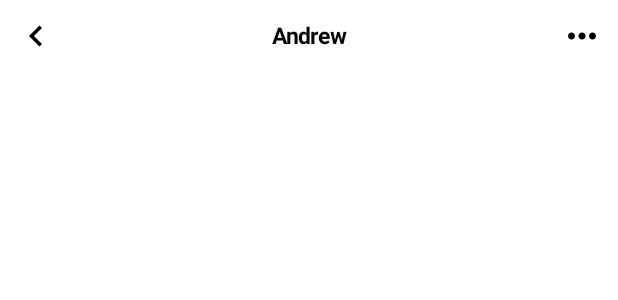
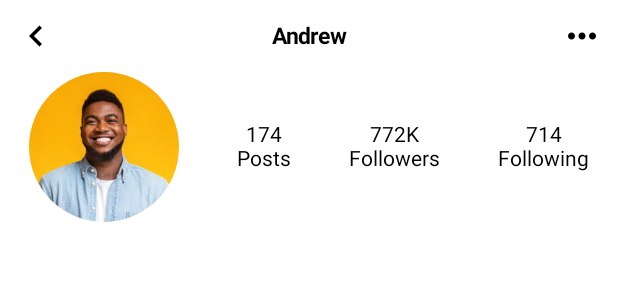
Before and after one commit to Sprajapati123/AI36Kotlin, an Android app built with Jetpack Compose: the @Preview function PreviewProfile, on a phone screen of 412 x 824 dp. Shown: the top 300 px of the screen. Run offline under Robolectric (Android 15) with nearby library versions, the phone set to English and light mode, and no system bars.

Commit message:
profile header desined

```diff
--- a/app/src/main/java/com/example/ai36/ProfileActivity.kt
+++ b/app/src/main/java/com/example/ai36/ProfileActivity.kt
@@ -4,27 +4,38 @@ import android.os.Bundle
 import androidx.activity.ComponentActivity
 import androidx.activity.compose.setContent
 import androidx.activity.enableEdgeToEdge
+import androidx.compose.foundation.Image
 import androidx.compose.foundation.background
 import androidx.compose.foundation.clickable
 import androidx.compose.foundation.layout.Arrangement
+import androidx.compose.foundation.layout.Box
 import androidx.compose.foundation.layout.Column
 import androidx.compose.foundation.layout.PaddingValues
 import androidx.compose.foundation.layout.Row
+import androidx.compose.foundation.layout.Spacer
 import androidx.compose.foundation.layout.fillMaxHeight
 import androidx.compose.foundation.layout.fillMaxSize
 import androidx.compose.foundation.layout.fillMaxWidth
 import androidx.compose.foundation.layout.height
 import androidx.compose.foundation.layout.padding
 import androidx.compose.foundation.layout.width
+import androidx.compose.foundation.shape.RoundedCornerShape
 import androidx.compose.material.icons.Icons
 import androidx.compose.material.icons.filled.KeyboardArrowLeft
+import androidx.compose.material3.Button
+import androidx.compose.material3.ButtonDefaults
+import androidx.compose.material3.Card
+import androidx.compose.material3.CardDefaults
+import androidx.compose.material3.CardElevation
 import androidx.compose.material3.Icon
 import androidx.compose.material3.Scaffold
 import androidx.compose.material3.Text
 import androidx.compose.runtime.Composable
 import androidx.compose.ui.Alignment
 import androidx.compose.ui.Modifier
+import androidx.compose.ui.draw.clip
 import androidx.compose.ui.graphics.Color
+import androidx.compose.ui.layout.ContentScale
 import androidx.compose.ui.res.painterResource
 import androidx.compose.ui.text.TextStyle
 import androidx.compose.ui.text.font.FontStyle
@@ -56,6 +67,8 @@ fun ProfileBody(innerPadding: PaddingValues) {
             .fillMaxSize()
             .background(color = Color.White)
     ) {
+
+
         Row(
             modifier = Modifier
                 .fillMaxWidth()
@@ -95,6 +108,42 @@ fun ProfileBody(innerPadding: PaddingValues) {
             )
 
         }
+
+
+        Row(
+            modifier = Modifier.fillMaxWidth(),
+            verticalAlignment = Alignment.CenterVertically,
+            horizontalArrangement = Arrangement.SpaceAround
+        ) {
+            Image(
+                painter = painterResource(R.drawable.person),
+//                tint = Color.Red,
+                contentDescription = null,
+                contentScale = ContentScale.Crop,
+                modifier = Modifier
+                    .height(100.dp)
+                    .width(100.dp)
+                    .clip(shape = RoundedCornerShape(100.dp)),
+                )
+            Column(
+                verticalArrangement = Arrangement.Center,
+                horizontalAlignment = Alignment.CenterHorizontally
+            ) {
+                Text(text = "174")
+                Text(text = "Posts")
+            }
+
+            Column(  verticalArrangement = Arrangement.Center,
+                horizontalAlignment = Alignment.CenterHorizontally) {
+                Text(text = "772K")
+                Text(text = "Followers")
+            }
+            Column(  verticalArrangement = Arrangement.Center,
+                horizontalAlignment = Alignment.CenterHorizontally) {
+                Text(text = "714")
+                Text(text = "Following")
+            }
+        }
     }
 }
 
```
Also changed, not shown: app/src/main/res/drawable/person.jpeg (added).
